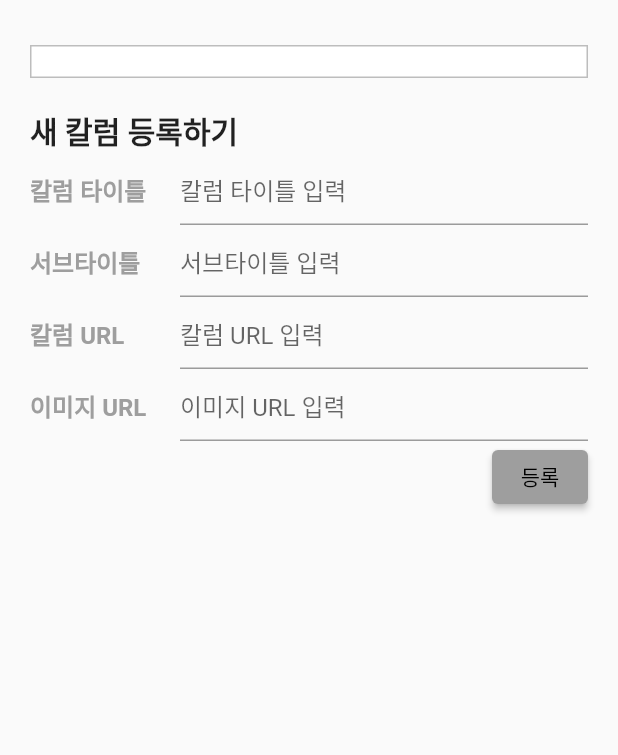
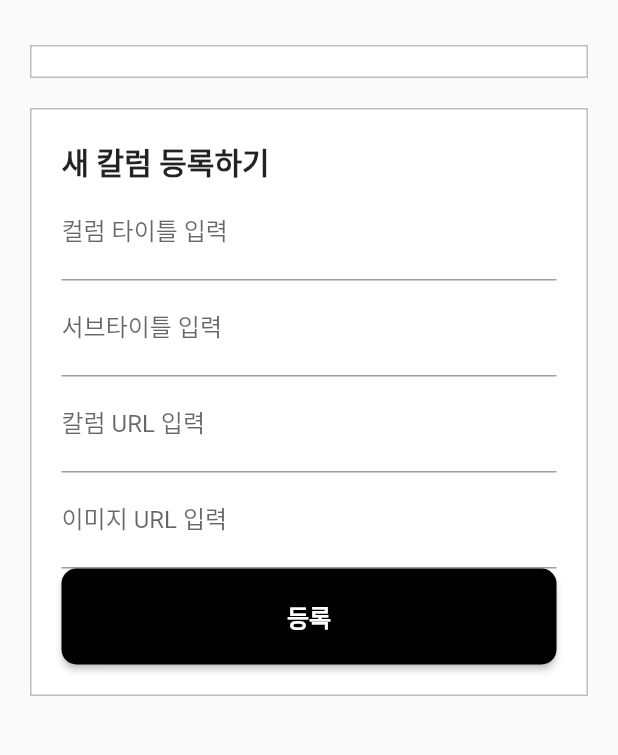
Before and after one commit to vreal2030/vreal0, a Flutter app: the ManageMainColumn screen opened directly, on a phone screen of 412 x 824 dp, the part 84-839 px from its top. Run offline on Flutter 3.47's test engine with Material 2 defaults, Android fonts, the phone set to English and light mode, and no system bars; our stand-ins replace cloud_firestore, firebase_core; accounts and stored records are empty; Roboto replaces fonts that are missing (Pretendard).

Commit message:
ui update

```diff
--- a/lib/main.dart
+++ b/lib/main.dart
@@ -55,6 +55,19 @@ class MyApp extends StatelessWidget {
             backgroundColor: Colors.white,
             primarySwatch: Colors.grey,
             brightness: Brightness.light),
+        elevatedButtonTheme: ElevatedButtonThemeData(
+          style: ButtonStyle(
+            shape: MaterialStatePropertyAll(
+              RoundedRectangleBorder(borderRadius: BorderRadius.circular(10)),
+            ),
+            textStyle: const MaterialStatePropertyAll(
+                TextStyle(fontWeight: FontWeight.bold, fontSize: 16)),
+            padding: const MaterialStatePropertyAll(
+                EdgeInsets.symmetric(vertical: 20)),
+            backgroundColor: MaterialStateProperty.all(Colors.black),
+            foregroundColor: MaterialStateProperty.all(Colors.white),
+          ),
+        ),
       ),
       title: 'vreal',
       home: const SplashPage(),
--- a/lib/src/pages/admin/manage_main_column.dart
+++ b/lib/src/pages/admin/manage_main_column.dart
@@ -79,8 +79,19 @@ class ManageMainColumn extends StatelessWidget {
                 },
               ),
               const SizedBox(height: 20),
+              //입력창
+              Container(
+                decoration: BoxDecoration(
+                  color: Colors.white,
+                  border: Border.all(color: Colors.black26, width: 1),
+                ),
+                padding:
+                    const EdgeInsets.symmetric(vertical: 20, horizontal: 20),
+                child: Column(
+                  crossAxisAlignment: CrossAxisAlignment.stretch,
+                  children: [
                     // 텍스트필트
-              const Align(
+                    Align(
                       alignment: Alignment.bottomLeft,
                       child: Text(
                         '새 칼럼 등록하기',
@@ -92,88 +103,50 @@ class ManageMainColumn extends StatelessWidget {
                     ),
                     Row(
                       children: [
-                  const SizedBox(
-                      width: 90,
-                      child: Text(
-                        '칼럼 타이틀',
-                        style: TextStyle(
-                            fontSize: 16,
-                            fontWeight: FontWeight.bold,
-                            color: Colors.grey),
-                      )),
-                  const SizedBox(width: 10),
                         Expanded(
                           child: TextField(
                             controller: titleController,
-                      decoration: const InputDecoration(hintText: '칼럼 타이틀 입력'),
+                            decoration: const InputDecoration(
+                                hintText: '칼럼 타이틀 입력', labelText: '컬럼 타이틀 입력'),
                           ),
                         ),
                       ],
                     ),
                     Row(
                       children: [
-                  const SizedBox(
-                      width: 90,
-                      child: Text(
-                        '서브타이틀',
-                        style: TextStyle(
-                            fontSize: 16,
-                            fontWeight: FontWeight.bold,
-                            color: Colors.grey),
-                      )),
-                  const SizedBox(width: 10),
                         Expanded(
                           child: TextField(
                             controller: subtitleController,
-                      decoration: const InputDecoration(hintText: '서브타이틀 입력'),
+                            decoration: const InputDecoration(
+                                hintText: '서브타이틀 입력', labelText: '서브타이틀 입력'),
                           ),
                         ),
                       ],
                     ),
                     Row(
                       children: [
-                  const SizedBox(
-                      width: 90,
-                      child: Text(
-                        '칼럼 URL',
-                        style: TextStyle(
-                            fontSize: 16,
-                            fontWeight: FontWeight.bold,
-                            color: Colors.grey),
-                      )),
-                  const SizedBox(width: 10),
                         Expanded(
                           child: TextField(
                             controller: urlController,
-                      decoration: const InputDecoration(hintText: '칼럼 URL 입력'),
+                            decoration: const InputDecoration(
+                                hintText: '칼럼 URL 입력', labelText: '칼럼 URL 입력'),
                           ),
                         ),
                       ],
                     ),
                     Row(
                       children: [
-                  const SizedBox(
-                      width: 90,
-                      child: Text(
-                        '이미지 URL',
-                        style: TextStyle(
-                            fontSize: 16,
-                            fontWeight: FontWeight.bold,
-                            color: Colors.grey),
-                      )),
-                  const SizedBox(width: 10),
                         Expanded(
                           child: TextField(
                             controller: imageUrlController,
-                      decoration: const InputDecoration(hintText: '이미지 URL 입력'),
+                            decoration: const InputDecoration(
+                                hintText: '이미지 URL 입력',
+                                labelText: '이미지 URL 입력'),
                           ),
                         ),
                       ],
                     ),
-              // 버튼
-              Row(
-                children: [
-                  const Spacer(),
+                    // 등록 버튼
                     ElevatedButton(
                         onPressed: () {
                           debugPrint('등록 is Clciked');
@@ -191,6 +164,11 @@ class ManageMainColumn extends StatelessWidget {
                         },
                         child: const Text('등록'))
                   ],
+                ),
+              ),
+              // 버튼
+              Row(
+                children: [],
               )
             ],
           ),
--- a/lib/src/pages/splash_page.dart
+++ b/lib/src/pages/splash_page.dart
@@ -14,7 +14,7 @@ class _SplashPageState extends State<SplashPage> {
     WidgetsBinding.instance.addPostFrameCallback(
       (_) async {
         debugPrint('Splash Start');
-        await Future.delayed(const Duration(seconds: 2));
+        await Future.delayed(const Duration(milliseconds: 1500));
         // ignore: use_build_context_synchronously
         Navigator.push(
           context,
```
Also changed, not shown: 1 other file. Lines whose indentation alone changed are shown as unchanged.
